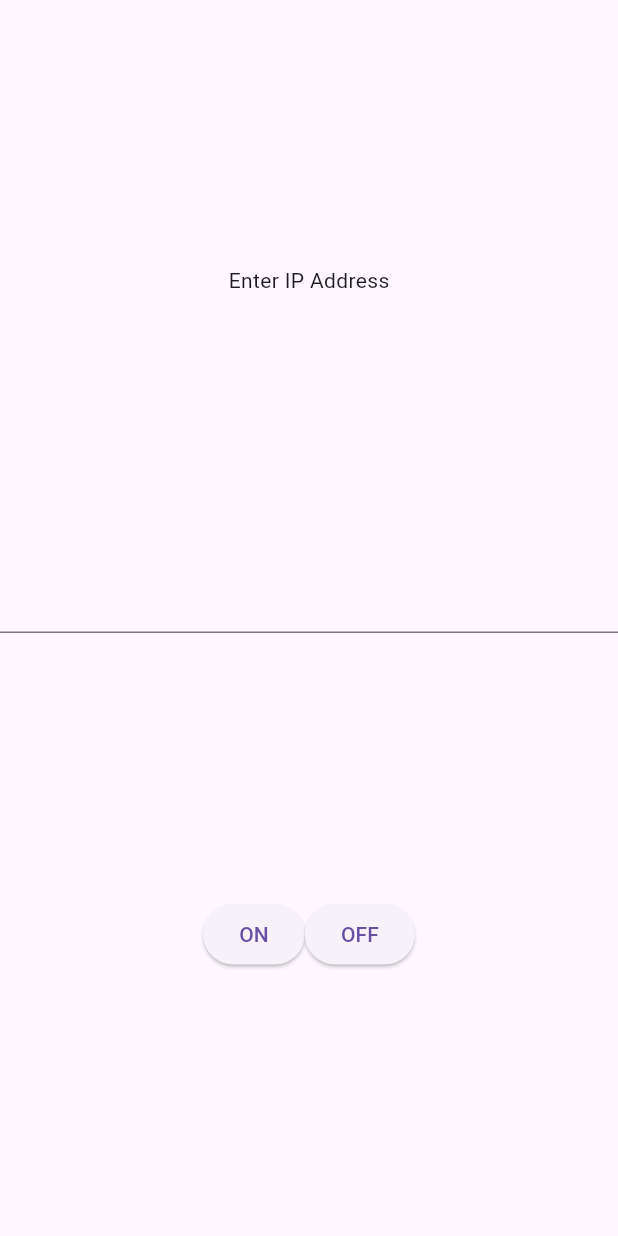
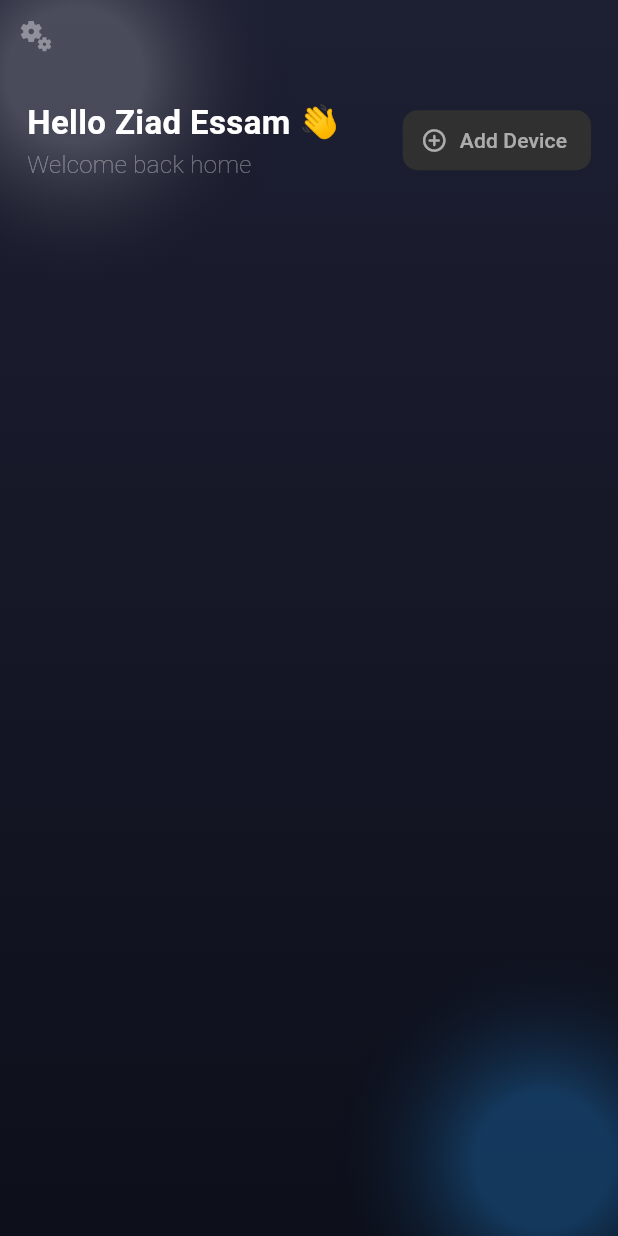
Before and after one commit to ZiadEzat/smart_life, a Flutter app: the screen it shows after launch, on a phone screen of 412 x 824 dp. Run offline on Flutter 3.47's test engine with Material 3 defaults, Android fonts, the light colour scheme and no system bars.

Commit message:
Added elements to homepage

```diff
--- a/lib/main.dart
+++ b/lib/main.dart
@@ -12,6 +12,10 @@ class MainApp extends StatelessWidget {
   @override
   Widget build(BuildContext context) {
     return MaterialApp(
+      theme: ThemeData(
+          primaryColor: Colors.white,
+          colorScheme: ColorScheme.fromSwatch().copyWith(
+              primary: Colors.white, secondary: const Color(0XFF6750A4))),
       home: Scaffold(
         body: Homepage(),
       ),
--- /dev/null
+++ b/lib/views/add_device.dart
@@ -0,0 +1,52 @@
+import 'package:flutter/material.dart';
+import 'package:provider/provider.dart';
+import 'package:smart_life/model/ip_model.dart';
+
+class addDevice extends StatelessWidget {
+  @override
+  Widget build(BuildContext context) {
+    return ChangeNotifierProvider(
+        create: (context) => IpModel(),
+        child: MaterialApp(
+          // labeltext for user input
+          home: Scaffold(
+              appBar: AppBar(
+                title: IconButton(
+                    onPressed: () {},
+                    icon: Icon(Icons.miscellaneous_services_sharp)),
+              ),
+              body: Center(
+                child: Column(
+                  mainAxisAlignment: MainAxisAlignment.spaceEvenly,
+                  crossAxisAlignment: CrossAxisAlignment.center,
+                  children: [
+                    const Text('Enter IP Address'),
+                    TextField(
+                      controller: TextEditingController(),
+                      onSubmitted: (ip) {
+                        context.read<IpModel>().FetchData(ip);
+                      },
+                    ),
+                    Row(
+                      mainAxisAlignment: MainAxisAlignment.center,
+                      children: [
+                        ElevatedButton(
+                            onPressed: () {
+                              context.read<IpModel>().GetReq('on');
+                            },
+                            child: const Text("ON")),
+                        ElevatedButton(
+                            onPressed: () {
+                              context.read<IpModel>().GetReq('on');
+                            },
+                            child: const Text("OFF"))
+                      ],
+                    )
+                  ],
+                ),
+              )),
+        ));
+
+    // two buttons aligned horizontally
+  }
+}
--- a/lib/views/homepage.dart
+++ b/lib/views/homepage.dart
@@ -1,9 +1,13 @@
 import 'package:flutter/material.dart';
-import 'package:flutter_bloc/flutter_bloc.dart';
 import 'package:provider/provider.dart';
 import 'package:smart_life/model/ip_model.dart';
 
 class Homepage extends StatelessWidget {
+  Homepage({super.key});
+
+  String name = 'Hello Ziad Essam 👋';
+  List subText = ['Welcome back home', 'Stay safe'];
+
   @override
   Widget build(BuildContext context) {
     return ChangeNotifierProvider(
@@ -11,35 +15,117 @@ class Homepage extends StatelessWidget {
         child: MaterialApp(
           // labeltext for user input
           home: Scaffold(
-              body: Center(
-            child: Column(
-              mainAxisAlignment: MainAxisAlignment.spaceEvenly,
-              crossAxisAlignment: CrossAxisAlignment.center,
-              children: [
-                const Text('Enter IP Address'),
-                TextField(
-                  controller: TextEditingController(),
-                  onSubmitted: (ip) {
-                    context.read<IpModel>().FetchData(ip);
-                  },
+              body: Container(
+            decoration: BoxDecoration(
+              gradient: LinearGradient(
+                colors: [
+                  Color(0xFF1D1F33), // Dark Blue
+                  Color(0xFF0D0F1A), // Very Dark Blue
+                ],
+                begin: Alignment.topCenter,
+                end: Alignment.bottomCenter,
+              ),
+            ),
+            child: Stack(children: [
+              Positioned(
+                top: -100,
+                left: -100,
+                child: Container(
+                  width: 300,
+                  height: 300,
+                  decoration: BoxDecoration(
+                    shape: BoxShape.circle,
+                    gradient: RadialGradient(
+                      colors: [
+                        Colors.white.withOpacity(0.2), // Soft white light
+                        Colors.transparent, // Fades out
+                      ],
+                      stops: [0.3, 1.0],
+                    ),
+                  ),
                 ),
-                Row(
-                  mainAxisAlignment: MainAxisAlignment.center,
+              ),
+              // Light effect at the bottom
+              Positioned(
+                bottom: -100,
+                right: -100,
+                child: Container(
+                  width: 300,
+                  height: 300,
+                  decoration: BoxDecoration(
+                    shape: BoxShape.circle,
+                    gradient: RadialGradient(
+                      colors: [
+                        Colors.blue.withOpacity(0.3), // Soft blue light
+                        Colors.transparent, // Fades out
+                      ],
+                      stops: [0.3, 1.0],
+                    ),
+                  ),
+                ),
+              ),
+
+              Center(
+                child: Column(
+                  mainAxisAlignment: MainAxisAlignment.start,
+                  crossAxisAlignment: CrossAxisAlignment.start,
                   children: [
-                    ElevatedButton(
-                        onPressed: () {
-                          context.read<IpModel>().GetReq('on');
-                        },
-                        child: const Text("ON")),
-                    ElevatedButton(
-                        onPressed: () {
-                          context.read<IpModel>().GetReq('on');
-                        },
-                        child: const Text("OFF"))
+                    IconButton(
+                        color: Colors.white38,
+                        onPressed: () {},
+                        icon: const Icon(Icons.miscellaneous_services_sharp)),
+                    Padding(
+                      padding: const EdgeInsets.all(18.0),
+                      child: Row(
+                        mainAxisAlignment: MainAxisAlignment.spaceBetween,
+                        children: [
+                          Column(
+                            crossAxisAlignment: CrossAxisAlignment.start,
+                            children: [
+                              Text(
+                                name,
+                                style: TextStyle(
+                                    fontWeight: FontWeight.bold,
+                                    fontSize: 22,
+                                    color: Theme.of(context).primaryColor),
+                              ),
+                              Text(
+                                subText[0],
+                                style: TextStyle(
+                                    fontSize: 16,
+                                    fontWeight: FontWeight.w100,
+                                    color: Colors.white38),
+                              )
+                            ],
+                          ),
+                          Container(
+                            height: 40,
+                            decoration: BoxDecoration(
+                                color: Colors.grey[850],
+                                borderRadius:
+                                    BorderRadius.all(Radius.circular(10))),
+                            child: TextButton.icon(
+                              onPressed: () {},
+                              icon: Icon(
+                                Icons.add_circle_outline_rounded,
+                                color: Colors.white60,
+                              ),
+                              label: Text(
+                                'Add Device',
+                                style: TextStyle(
+                                    fontSize: 14,
+                                    fontWeight: FontWeight.w500,
+                                    color: Colors.white60),
+                              ),
+                            ),
+                          )
+                        ],
+                      ),
+                    )
                   ],
-                )
-              ],
-            ),
+                ),
+              ),
+            ]),
           )),
         ));
 
```
